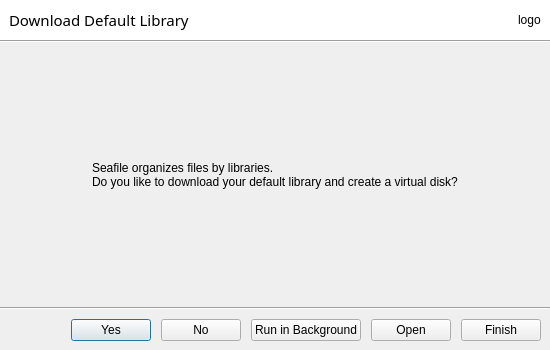
This is ui/init-vdrive-dialog.ui in haiwen/seafile-client as Qt 5 draws it before an edit. The edited form follows.
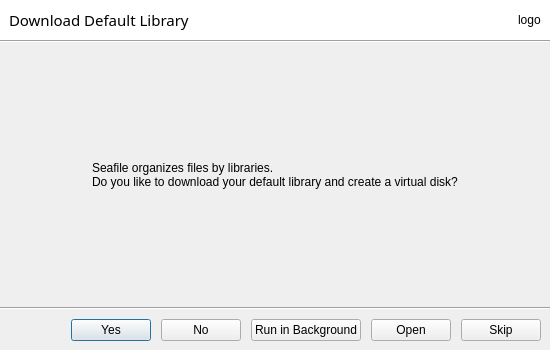
This is the edited form.

```diff
--- a/ui/init-vdrive-dialog.ui
+++ b/ui/init-vdrive-dialog.ui
@@ -200,7 +200,7 @@
      <item>
       <widget class="QPushButton" name="mFinishBtn">
        <property name="text">
-        <string>Finish</string>
+        <string>Skip</string>
        </property>
       </widget>
      </item>
```
